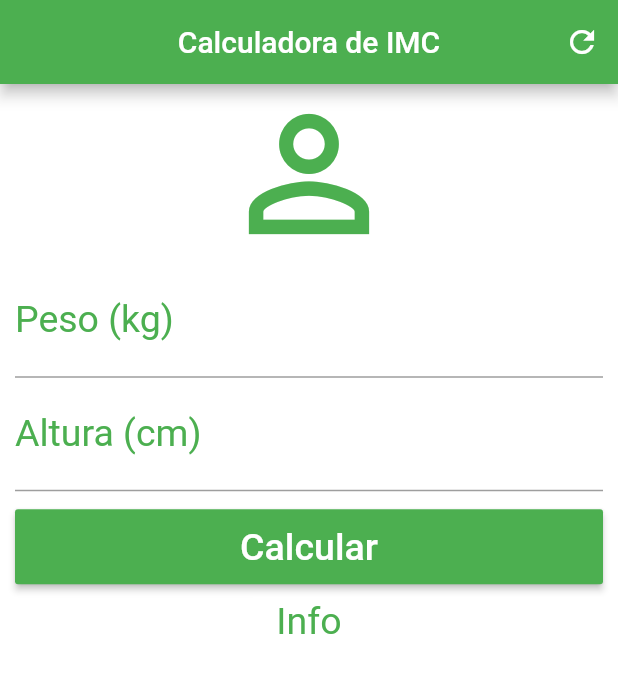
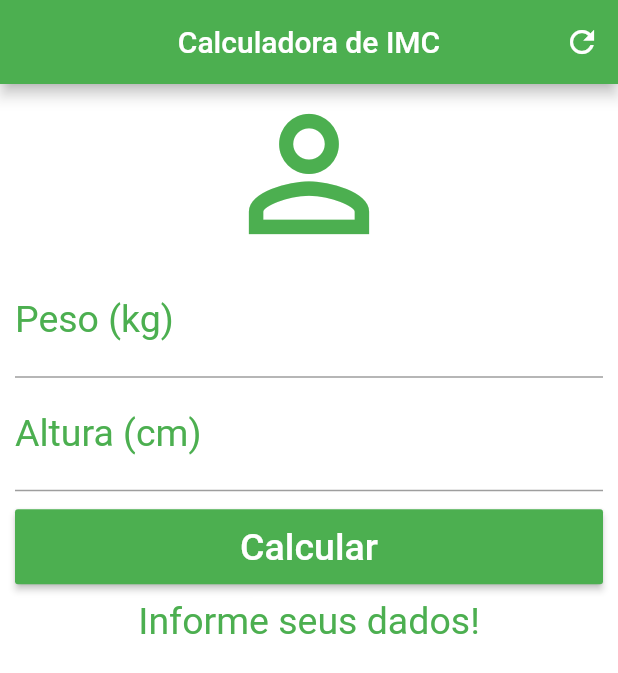
Before and after one commit to Fernando-Braulio/calculadora_imc_flutter, a Flutter app: the screen it shows after launch, after a tap on the "refresh" icon, on a phone screen of 412 x 824 dp. Shown: the top 673 px of the screen. Run offline on Flutter 3.47's test engine with Material 2 defaults, Android fonts, the phone set to English and light mode, and no system bars.

```diff
--- a/lib/main.dart
+++ b/lib/main.dart
@@ -12,6 +12,17 @@ class Home extends StatefulWidget {
 }
 
 class _HomeState extends State<Home> {
+  TextEditingController weightController = TextEditingController();
+  TextEditingController heightController = TextEditingController();
+
+  String _infoText = "Informe seus dados!";
+
+  void _resetFields(){
+    weightController.text = "";
+    heightController.text = "";
+    _infoText = "Informe seus dados!";
+  }
+
   @override
   Widget build(BuildContext context) {
     return Scaffold(
@@ -22,7 +33,7 @@ class _HomeState extends State<Home> {
         actions: <Widget>[
           IconButton(
             icon: Icon(Icons.refresh),
-            onPressed: () {},
+            onPressed: _resetFields,
           )
         ],
       ),
@@ -50,6 +61,7 @@ class _HomeState extends State<Home> {
                   color: Colors.green,
                   fontSize: 25.0
               ),
+              controller: weightController,
             ),
             TextField(
               keyboardType: TextInputType.number,
@@ -64,6 +76,7 @@ class _HomeState extends State<Home> {
                   color: Colors.green,
                   fontSize: 25.0
               ),
+              controller: heightController,
             ),
             Padding(
               padding: EdgeInsets.only(top: 12.0, bottom: 10.0),
@@ -76,7 +89,8 @@ class _HomeState extends State<Home> {
                 ),
               ),
             ),
-            Text("Info",
+            Text(
+              _infoText,
               textAlign: TextAlign.center,
               style: TextStyle(color: Colors.green, fontSize: 25.0),
             )
```
